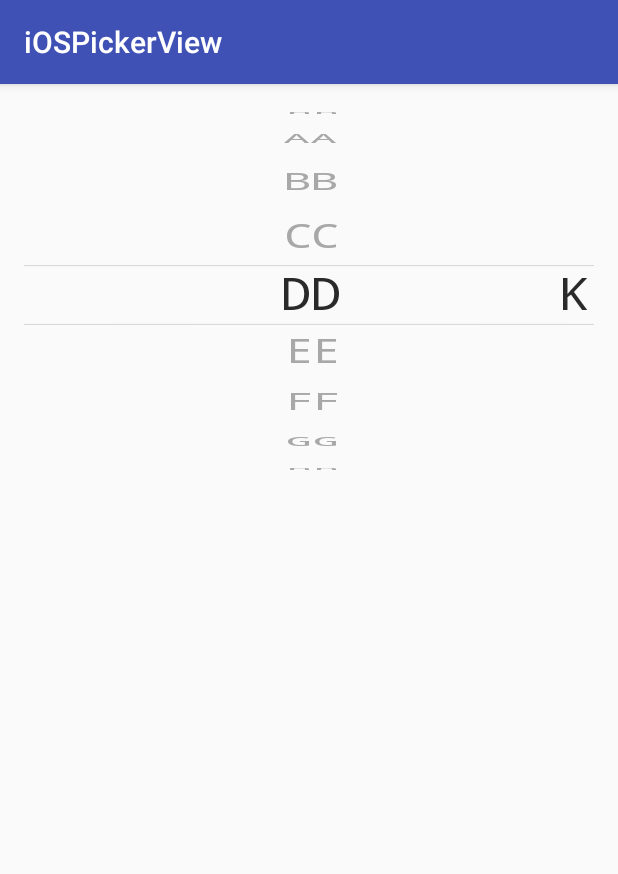
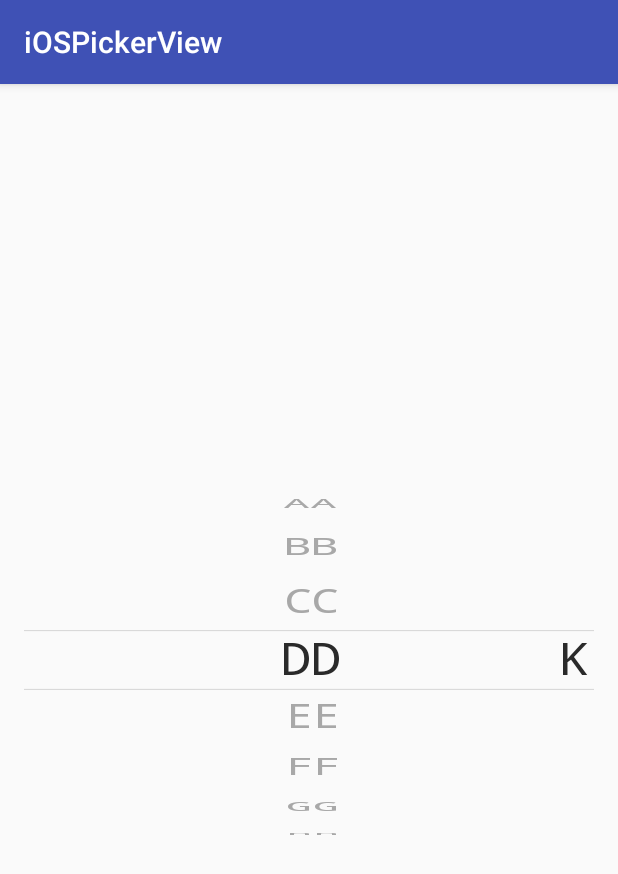
Before and after one commit to jinkg/Android-iOSPickerView, an Android app: the screen it shows after launch (MainActivity), on a phone screen of 412 x 824 dp. Shown: the top 874 px of the screen. Run offline under Robolectric (Android 15) with nearby library versions, the phone set to English and light mode, and no system bars.

Commit message:
add screen record

```diff
--- a/app/src/main/java/com/yalin/iospickerview/MainActivity.java
+++ b/app/src/main/java/com/yalin/iospickerview/MainActivity.java
@@ -22,7 +22,7 @@ public class MainActivity extends AppCompatActivity {
         wheelView.setLabel("K");
         wheelView.setTextSize(30);
         wheelView.setCurrentItem(3);
-//        wheelView.setLoopable(false);
+        wheelView.setLoopable(false);
 
         String[] items = new String[]{"AA", "BB", "CC", "DD",
                 "EE", "FF", "GG", "hh", "ii", "jj", "kk", "ll", "mm", "nn"};
--- a/app/src/main/res/layout/activity_main.xml
+++ b/app/src/main/res/layout/activity_main.xml
@@ -15,5 +15,6 @@
         android:id="@+id/wheel_view"
         android:layout_width="wrap_content"
         android:layout_height="wrap_content"
+        android:layout_centerInParent="true"
         app:gravity="center" />
 </RelativeLayout>
```
Also changed, not shown: 1 other file.
